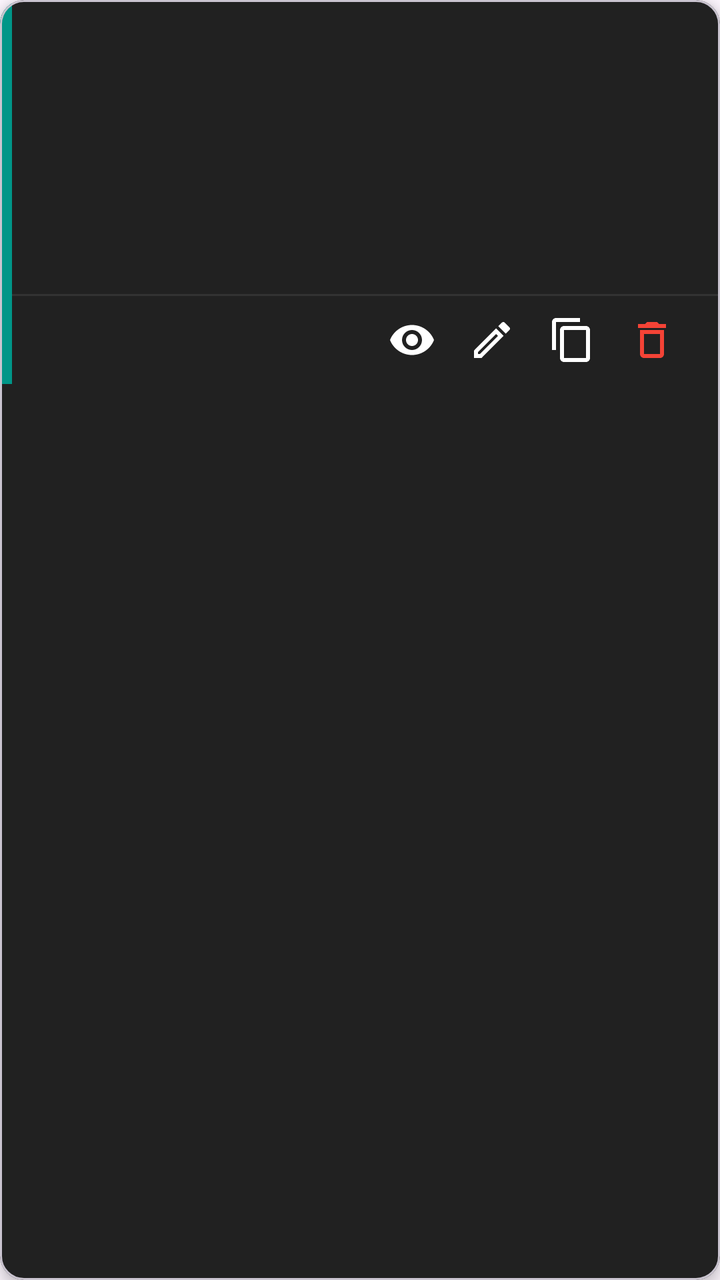
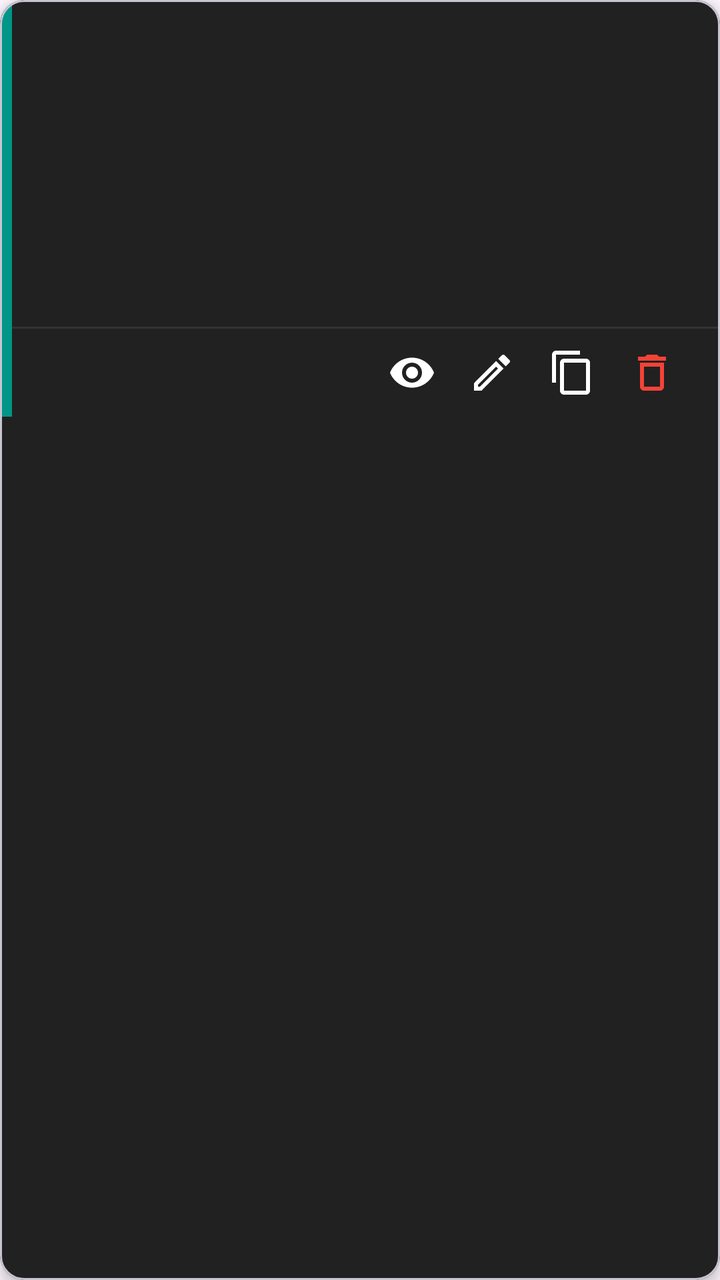

An Android layout rendered at two revisions. The XML below is the earlier revision; the diff shows what the commit changed to produce the second picture.
<!-- AndroidManifest.xml: application theme Theme.IMieiVincoli -->
<!-- res/layout/item_vincolo.xml -->
<?xml version="1.0" encoding="utf-8"?>
<com.google.android.material.card.MaterialCardView xmlns:android="http://schemas.android.com/apk/res/android"
    xmlns:app="http://schemas.android.com/apk/res-auto"
    android:layout_width="match_parent"
    android:layout_height="wrap_content"
    android:layout_marginHorizontal="16dp"
    android:layout_marginVertical="8dp"
    app:cardBackgroundColor="#212121"
    app:cardCornerRadius="12dp"
    app:cardElevation="4dp">

    <LinearLayout
        android:layout_width="match_parent"
        android:layout_height="wrap_content"
        android:orientation="horizontal">

        
        <View
            android:id="@+id/view_color_indicator"
            android:layout_width="6dp"
            android:layout_height="match_parent"
            android:background="@color/teal_list" />

        <LinearLayout
            android:layout_width="match_parent"
            android:layout_height="wrap_content"
            android:orientation="vertical">

            <LinearLayout
                android:layout_width="match_parent"
                android:layout_height="wrap_content"
                android:orientation="vertical"
                android:padding="16dp">

                
                <LinearLayout
                    android:layout_width="match_parent"
                    android:layout_height="wrap_content"
                    android:orientation="horizontal"
                    android:gravity="center_vertical">
                    <TextView
                        android:id="@+id/text_nome"
                        android:layout_width="0dp"
                        android:layout_height="wrap_content"
                        android:layout_weight="1"
                        android:textColor="#FFFFFF"
                        android:textSize="16sp"
                        android:textStyle="bold" />
                    <TextView
                        android:id="@+id/text_importo"
                        android:layout_width="wrap_content"
                        android:layout_height="wrap_content"
                        android:textSize="16sp"
                        android:textStyle="bold"
                        android:textColor="#4CAF50" />
                </LinearLayout>

                
                <LinearLayout
                    android:layout_width="match_parent"
                    android:layout_height="wrap_content"
                    android:layout_marginTop="2dp"
                    android:orientation="horizontal"
                    android:gravity="center_vertical">
                    <TextView
                        android:id="@+id/text_tipo_strumento"
                        android:layout_width="0dp"
                        android:layout_height="wrap_content"
                        android:layout_weight="1"
                        android:textColor="#BBBBBB"
                        android:textSize="13sp" />
                    <TextView
                        android:id="@+id/text_performance"
                        android:layout_width="wrap_content"
                        android:layout_height="wrap_content"
                        android:textSize="13sp"
                        android:textStyle="bold"
                        android:visibility="gone" />
                </LinearLayout>

                
                <TextView
                    android:id="@+id/text_banca"
                    android:layout_width="match_parent"
                    android:layout_height="wrap_content"
                    android:layout_marginTop="2dp"
                    android:textColor="#888888"
                    android:textSize="13sp" />

                
                <TextView
                    android:id="@+id/text_investito_totale"
                    android:layout_width="match_parent"
                    android:layout_height="wrap_content"
                    android:layout_marginTop="6dp"
                    android:textColor="#BBBBBB"
                    android:textSize="13sp"
                    android:visibility="gone" />

                
                <TextView
                    android:id="@+id/text_scadenza"
                    android:layout_width="match_parent"
                    android:layout_height="wrap_content"
                    android:layout_marginTop="8dp"
                    android:textSize="14sp"
                    android:textColor="#FFFFFF" />

                
                <LinearLayout
                    android:id="@+id/layout_cedola_info"
                    android:layout_width="match_parent"
                    android:layout_height="wrap_content"
                    android:layout_marginTop="8dp"
                    android:orientation="horizontal">
                    <TextView
                        android:id="@+id/text_data_cedola"
                        android:layout_width="0dp"
                        android:layout_height="wrap_content"
                        android:layout_weight="1"
                        android:textSize="14sp"
                        android:textColor="#FFFFFF" />
                    <TextView
                        android:id="@+id/text_importo_cedola"
                        android:layout_width="wrap_content"
                        android:layout_height="wrap_content"
                        android:textSize="14sp"
                        android:textColor="#4CAF50" />
                </LinearLayout>
            </LinearLayout>

            <View
                android:layout_width="match_parent"
                android:layout_height="1dp"
                android:background="#333333" />

            <LinearLayout
                android:layout_width="match_parent"
                android:layout_height="wrap_content"
                android:gravity="center_vertical"
                android:orientation="horizontal"
                android:paddingHorizontal="16dp"
                android:paddingVertical="4dp">

                <TextView
                    android:id="@+id/text_codice_vincolo"
                    android:layout_width="wrap_content"
                    android:layout_height="wrap_content"
                    android:layout_marginEnd="8dp"
                    android:textColor="#888888"
                    android:textSize="14sp"
                    android:textStyle="bold" />

                <TextView
                    android:id="@+id/text_status"
                    android:layout_width="0dp"
                    android:layout_height="wrap_content"
                    android:layout_weight="1"
                    android:textColor="#F44336"
                    android:textSize="12sp"
                    android:textStyle="bold"
                    android:visibility="visible" />

                <LinearLayout
                    android:layout_width="wrap_content"
                    android:layout_height="wrap_content"
                    android:orientation="horizontal">

                    <ImageButton
                        android:id="@+id/btn_view"
                        android:layout_width="36dp"
                        android:layout_height="36dp"
                        android:background="?attr/selectableItemBackgroundBorderless"
                        android:contentDescription="Visualizza"
                        android:src="@drawable/ic_visibility_outline"
                        app:tint="#FFFFFF" />

                    <ImageButton
                        android:id="@+id/btn_edit"
                        android:layout_width="36dp"
                        android:layout_height="36dp"
                        android:layout_marginStart="4dp"
                        android:background="?attr/selectableItemBackgroundBorderless"
                        android:contentDescription="Modifica"
                        android:src="@drawable/ic_edit_outline"
                        app:tint="#FFFFFF" />

                    <ImageButton
                        android:id="@+id/btn_duplicate"
                        android:layout_width="36dp"
                        android:layout_height="36dp"
                        android:layout_marginStart="4dp"
                        android:background="?attr/selectableItemBackgroundBorderless"
                        android:contentDescription="Duplica"
                        android:src="@drawable/ic_content_copy"
                        app:tint="#FFFFFF" />

                    <ImageButton
                        android:id="@+id/btn_delete"
                        android:layout_width="36dp"
                        android:layout_height="36dp"
                        android:layout_marginStart="4dp"
                        android:background="?attr/selectableItemBackgroundBorderless"
                        android:contentDescription="Elimina"
                        android:src="@drawable/ic_delete_outline"
                        app:tint="#F44336" />

                    <ImageButton
                        android:id="@+id/btn_hard_delete"
                        android:layout_width="36dp"
                        android:layout_height="36dp"
                        android:layout_marginStart="4dp"
                        android:background="?attr/selectableItemBackgroundBorderless"
                        android:contentDescription="Elimina Definitivamente"
                        android:src="@drawable/ic_delete_outline"
                        android:visibility="gone"
                        app:tint="#FF0000" />
                </LinearLayout>

            </LinearLayout>

        </LinearLayout>

    </LinearLayout>

</com.google.android.material.card.MaterialCardView>
<!-- resources referenced by this layout -->
<resources>
  <color name="teal_list">#009688</color>
  <!-- drawable ic_content_copy (drawable) -->
  <vector xmlns:android="http://schemas.android.com/apk/res/android"
      android:width="24dp"
      android:height="24dp"
      android:viewportWidth="24"
      android:viewportHeight="24">
      <path
          android:fillColor="#FFFFFF"
          android:pathData="M16,1H4C2.9,1 2,1.9 2,3v14h2V3h12V1zM19,5H8C6.9,5 6,5.9 6,7v14c0,1.1 0.9,2 2,2h11c1.1,0 2,-0.9 2,-2V7C21,5.9 20.1,5 19,5zM19,21H8V7h11V21z"/>
  </vector>
  <!-- drawable ic_delete_outline (drawable) -->
  <vector xmlns:android="http://schemas.android.com/apk/res/android"
      android:width="24dp"
      android:height="24dp"
      android:viewportWidth="24"
      android:viewportHeight="24"
      android:tint="#F44336">
      <path
          android:fillColor="#FF000000"
          android:pathData="M15.5,4l-1,-1h-5l-1,1H5v2h14V4zM6,19c0,1.1,0.9,2,2,2h8c1.1,0,2,-0.9,2,-2V7H6v12zM8,9h8v10H8V9z"/>
  </vector>
  <!-- drawable ic_edit_outline (drawable) -->
  <vector xmlns:android="http://schemas.android.com/apk/res/android"
      android:width="24dp"
      android:height="24dp"
      android:viewportWidth="24"
      android:viewportHeight="24"
      android:tint="?attr/colorControlNormal">
      <path
          android:fillColor="#FF000000"
          android:pathData="M14.06,9.02l0.92,0.92L5.92,19L5,19l0,-0.92l9.06,-9.06M17.66,3c-0.25,0 -0.51,0.1 -0.7,0.29l-1.83,1.83l3.75,3.75l1.83,-1.83c0.39,-0.39 0.39,-1.02 0,-1.41l-2.34,-2.34c-0.2,-0.2 -0.45,-0.29 -0.71,-0.29zM14.06,6.19L3,17.25L3,21l3.75,0L17.81,9.94l-3.75,-3.75z"/>
  </vector>
  <!-- drawable ic_visibility_outline (drawable) -->
  <vector xmlns:android="http://schemas.android.com/apk/res/android"
      android:width="24dp"
      android:height="24dp"
      android:viewportWidth="24"
      android:viewportHeight="24"
      android:tint="?attr/colorControlNormal">
      <path
          android:fillColor="#FF000000"
          android:pathData="M12,4.5C7,4.5 2.73,7.61 1,12c1.73,4.39 6,7.5 11,7.5s9.27,-3.11 11,-7.5c-1.73,-4.39 -6,-7.5 -11,-7.5zM12,17c-2.76,0 -5,-2.24 -5,-5s2.24,-5 5,-5 5,2.24 5,5 -2.24,5 -5,5zm0,-8c-1.66,0 -3,1.34 -3,3s1.34,3 3,3 3,-1.34 3,-3 -1.34,-3 -3,-3z"/>
  </vector>
  <style name="Theme.IMieiVincoli" parent="Base.Theme.IMieiVincoli" />
  <style name="Base.Theme.IMieiVincoli" parent="Theme.Material3.DayNight.NoActionBar">
          
          <item name="colorPrimary">@color/azure_primary</item>
          <item name="colorOnPrimary">@color/white</item>
          <item name="colorPrimaryContainer">@color/azure_primary_container</item>
      </style>
  <color name="azure_primary">#448AFF</color>
  <color name="white">#FFFFFFFF</color>
  <color name="azure_primary_container">#D1E9FF</color>
</resources>

<!-- the commit's change to res/layout/item_vincolo.xml (unified diff, before → after) -->
@@ -46,13 +46,25 @@
                         android:textColor="#FFFFFF"
                         android:textSize="16sp"
                         android:textStyle="bold" />
-                    <TextView
-                        android:id="@+id/text_importo"
+                    <LinearLayout
                         android:layout_width="wrap_content"
                         android:layout_height="wrap_content"
-                        android:textSize="16sp"
-                        android:textStyle="bold"
-                        android:textColor="#4CAF50" />
+                        android:gravity="end"
+                        android:orientation="vertical">
+                        <TextView
+                            android:id="@+id/text_importo"
+                            android:layout_width="wrap_content"
+                            android:layout_height="wrap_content"
+                            android:textSize="16sp"
+                            android:textStyle="bold"
+                            android:textColor="#4CAF50" />
+                        <TextView
+                            android:id="@+id/text_last_update"
+                            android:layout_width="wrap_content"
+                            android:layout_height="wrap_content"
+                            android:textColor="#888888"
+                            android:textSize="12sp" />
+                    </LinearLayout>
                 </LinearLayout>
 
                 
